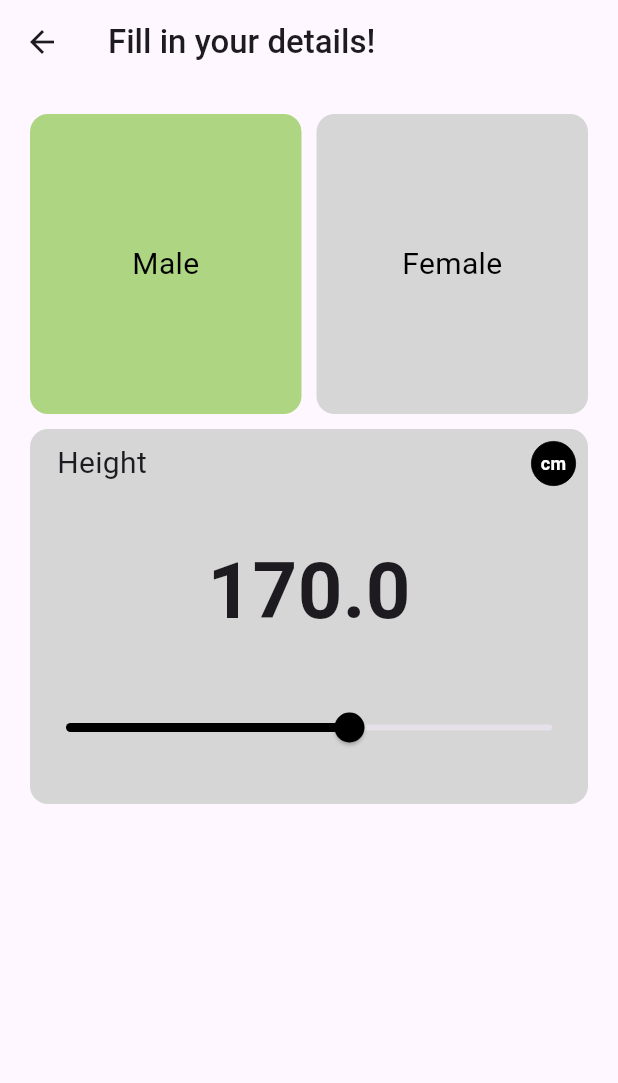
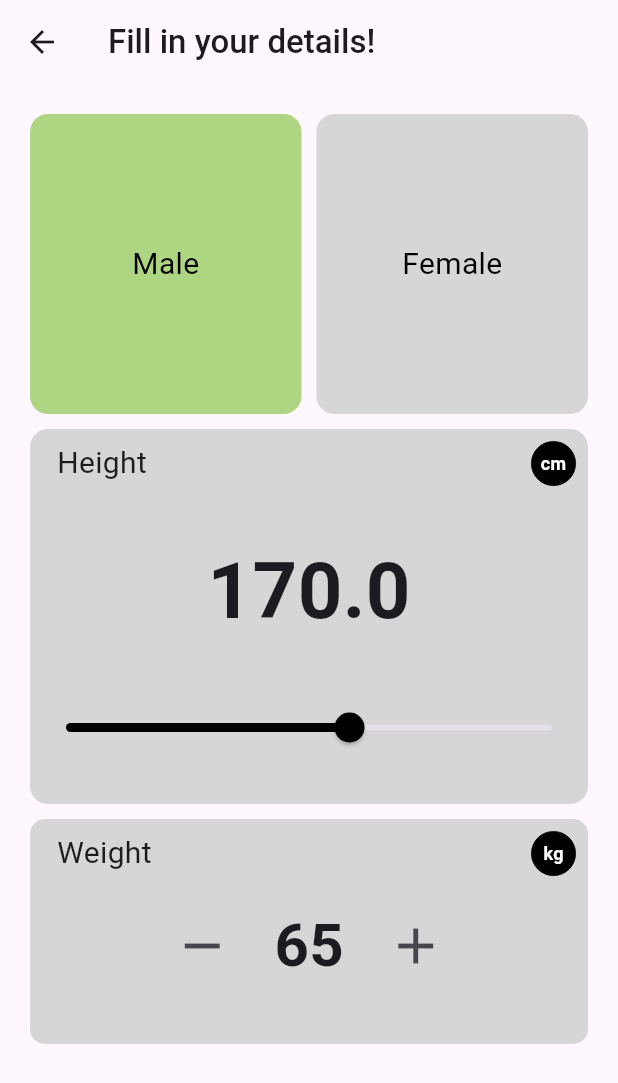
Before and after one commit to mohdshahzil/bmi_calculator, a Flutter app: the HomeScreen screen opened directly, on a phone screen of 412 x 824 dp. Shown: the top 1083 px of the screen. Run offline on Flutter 3.47's test engine with Material 3 defaults, Android fonts, the phone set to English and light mode, and no system bars; our stand-ins replace animated_text_kit.

Commit message:
weight box added

```diff
--- a/lib/home_screen.dart
+++ b/lib/home_screen.dart
@@ -1,5 +1,6 @@
 import 'package:bmi_calculator/ui/gender_box.dart';
 import 'package:bmi_calculator/ui/height_box.dart';
+import 'package:bmi_calculator/ui/weight_box.dart';
 import 'package:flutter/material.dart';
 
 class HomeScreen extends StatefulWidget {
@@ -53,7 +54,8 @@ class _HomeScreenState extends State<HomeScreen> {
                 ),
               ],
             ),
-            HeightBox(),
+            const HeightBox(),
+            const WeightBox(),
           ],
         ),
       ),
--- /dev/null
+++ b/lib/ui/weight_box.dart
@@ -0,0 +1,113 @@
+import 'package:flutter/material.dart';
+
+class WeightBox extends StatefulWidget {
+  const WeightBox({super.key});
+
+  @override
+  State<WeightBox> createState() => _WeightBoxState();
+}
+
+class _WeightBoxState extends State<WeightBox> {
+  int weight = 65; // Initial weight
+
+  void _increaseWeight() {
+    setState(() {
+      weight++;
+    });
+  }
+
+  void _decreaseWeight() {
+    setState(() {
+      weight--;
+    });
+  }
+
+  @override
+  Widget build(BuildContext context) {
+    return Center(
+      child: Container(
+        margin: const EdgeInsets.all(5),
+        height: 150,
+        decoration: BoxDecoration(
+          color: Colors.grey[350],
+          borderRadius: BorderRadius.circular(10),
+        ),
+        child: Column(
+          mainAxisAlignment: MainAxisAlignment.start,
+          children: [
+            Padding(
+              padding: const EdgeInsets.all(8.0),
+              child: Row(
+                children: [
+                  Container(
+                    margin: const EdgeInsets.only(left: 10),
+                    child: const Text(
+                      "Weight",
+                      style: TextStyle(
+                        fontSize: 20,
+                        fontWeight: FontWeight.w400,
+                      ),
+                    ),
+                  ),
+                  const Spacer(),
+                  Container(
+                    width: 30,
+                    height: 30,
+                    decoration: BoxDecoration(
+                      color: Colors.black,
+                      shape: BoxShape.circle,
+                      border: Border.all(
+                        color: Colors.black,
+                        width: 0.5,
+                      ),
+                    ),
+                    child: const Center(
+                      child: Text(
+                        "kg",
+                        style: TextStyle(
+                            fontSize: 12,
+                            fontWeight: FontWeight.bold,
+                            color: Colors.white),
+                      ),
+                    ),
+                  ),
+                ],
+              ),
+            ),
+            const SizedBox(
+              height: 10,
+            ),
+            Row(
+              mainAxisAlignment: MainAxisAlignment.center,
+              children: [
+                IconButton(
+                  onPressed: _decreaseWeight,
+                  icon: const Icon(Icons.remove),
+                  iconSize: 40,
+                ),
+                const SizedBox(
+                  width: 20,
+                ),
+                Text(
+                  '$weight',
+                  style: const TextStyle(
+                    fontSize: 40,
+                    fontWeight: FontWeight.bold,
+                  ),
+                ),
+                const SizedBox(
+                  width: 20,
+                ),
+                IconButton(
+                  onPressed: _increaseWeight,
+                  icon: const Icon(Icons.add),
+                  iconSize: 40,
+                ),
+              ],
+            ),
+          ],
+        ),
+      ),
+    );
+  }
+}
```
